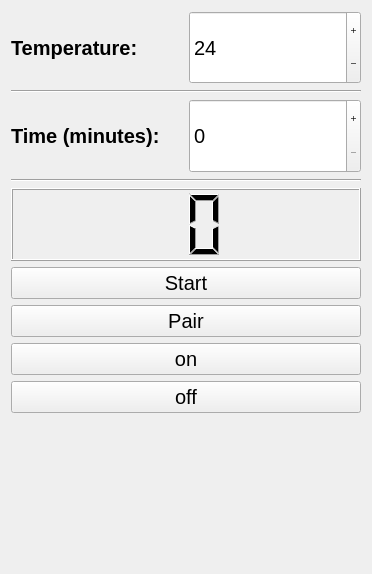
Qt form mainwindow.ui (vanya1301/acetone-bath-Qt-part) before a commit.
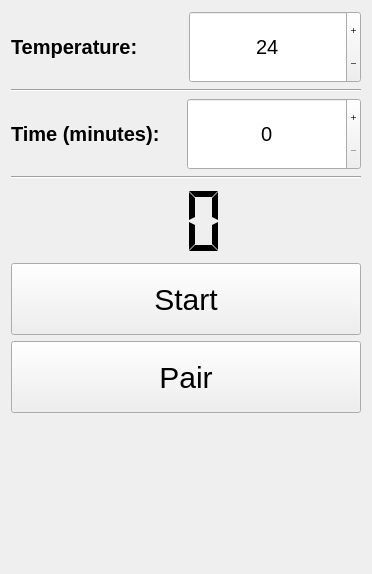
The same form after that commit.

What changed in the file:
```diff
--- a/mainwindow.ui
+++ b/mainwindow.ui
@@ -11,7 +11,7 @@
    </rect>
   </property>
   <property name="sizePolicy">
-   <sizepolicy hsizetype="Maximum" vsizetype="Preferred">
+   <sizepolicy hsizetype="Maximum" vsizetype="Minimum">
     <horstretch>0</horstretch>
     <verstretch>0</verstretch>
    </sizepolicy>
@@ -64,6 +64,9 @@
               <pointsize>15</pointsize>
              </font>
             </property>
+            <property name="alignment">
+             <set>Qt::AlignCenter</set>
+            </property>
             <property name="buttonSymbols">
              <enum>QAbstractSpinBox::PlusMinus</enum>
             </property>
@@ -96,6 +99,9 @@
     </item>
     <item>
      <layout class="QHBoxLayout" name="horizontalLayout_3">
+      <property name="spacing">
+       <number>2</number>
+      </property>
       <item>
        <widget class="QLabel" name="TimeLabel">
         <property name="font">
@@ -124,6 +130,9 @@
           <pointsize>15</pointsize>
          </font>
         </property>
+        <property name="alignment">
+         <set>Qt::AlignCenter</set>
+        </property>
         <property name="buttonSymbols">
          <enum>QAbstractSpinBox::PlusMinus</enum>
         </property>
@@ -141,81 +150,114 @@
     <item>
      <widget class="QLCDNumber" name="lcdNumber">
       <property name="sizePolicy">
-       <sizepolicy hsizetype="Minimum" vsizetype="Minimum">
+       <sizepolicy hsizetype="Minimum" vsizetype="Ignored">
         <horstretch>0</horstretch>
         <verstretch>0</verstretch>
        </sizepolicy>
       </property>
+      <property name="maximumSize">
+       <size>
+        <width>16777215</width>
+        <height>75</height>
+       </size>
+      </property>
       <property name="font">
        <font>
         <pointsize>20</pointsize>
        </font>
       </property>
+      <property name="frameShape">
+       <enum>QFrame::NoFrame</enum>
+      </property>
+      <property name="frameShadow">
+       <enum>QFrame::Plain</enum>
+      </property>
+      <property name="lineWidth">
+       <number>0</number>
+      </property>
+      <property name="midLineWidth">
+       <number>0</number>
+      </property>
       <property name="smallDecimalPoint">
        <bool>false</bool>
       </property>
       <property name="digitCount">
        <number>2</number>
       </property>
+      <property name="mode">
+       <enum>QLCDNumber::Dec</enum>
+      </property>
+      <property name="segmentStyle">
+       <enum>QLCDNumber::Flat</enum>
+      </property>
      </widget>
     </item>
     <item>
      <widget class="QPushButton" name="StartStopButton">
+      <property name="sizePolicy">
+       <sizepolicy hsizetype="Minimum" vsizetype="Minimum">
+        <horstretch>0</horstretch>
+        <verstretch>0</verstretch>
+       </sizepolicy>
+      </property>
       <property name="font">
        <font>
-        <pointsize>15</pointsize>
+        <pointsize>-1</pointsize>
        </font>
       </property>
+      <property name="autoFillBackground">
+       <bool>false</bool>
+      </property>
+      <property name="styleSheet">
+       <string notr="true">font-size:30px;</string>
+      </property>
       <property name="text">
        <string>Start</string>
       </property>
+      <property name="checkable">
+       <bool>false</bool>
+      </property>
+      <property name="autoRepeat">
+       <bool>false</bool>
+      </property>
+      <property name="autoExclusive">
+       <bool>false</bool>
+      </property>
+      <property name="autoDefault">
+       <bool>false</bool>
+      </property>
+      <property name="default">
+       <bool>false</bool>
+      </property>
+      <property name="flat">
+       <bool>false</bool>
+      </property>
      </widget>
     </item>
     <item>
      <widget class="QPushButton" name="PairButton">
+      <property name="sizePolicy">
+       <sizepolicy hsizetype="Minimum" vsizetype="Minimum">
+        <horstretch>0</horstretch>
+        <verstretch>0</verstretch>
+       </sizepolicy>
+      </property>
       <property name="font">
        <font>
-        <pointsize>15</pointsize>
+        <pointsize>-1</pointsize>
        </font>
       </property>
       <property name="contextMenuPolicy">
        <enum>Qt::DefaultContextMenu</enum>
       </property>
+      <property name="styleSheet">
+       <string notr="true">font-size:30px;</string>
+      </property>
       <property name="text">
        <string>Pair</string>
       </property>
      </widget>
     </item>
-    <item>
-     <widget class="QPushButton" name="on">
-      <property name="sizePolicy">
-       <sizepolicy hsizetype="Minimum" vsizetype="Fixed">
-        <horstretch>0</horstretch>
-        <verstretch>0</verstretch>
-       </sizepolicy>
-      </property>
-      <property name="font">
-       <font>
-        <pointsize>15</pointsize>
-       </font>
-      </property>
-      <property name="text">
-       <string>on</string>
-      </property>
-     </widget>
-    </item>
-    <item>
-     <widget class="QPushButton" name="off">
-      <property name="font">
-       <font>
-        <pointsize>15</pointsize>
-       </font>
-      </property>
-      <property name="text">
-       <string>off</string>
-      </property>
-     </widget>
-    </item>
     <item>
      <spacer name="verticalSpacer">
       <property name="orientation">
```
